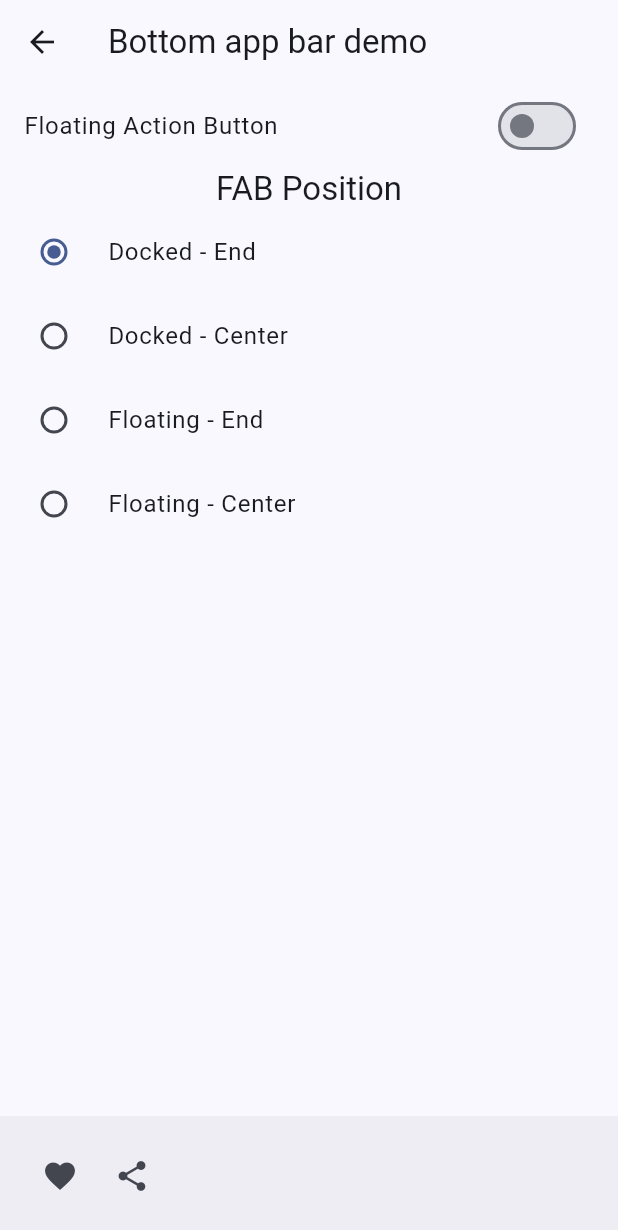
After one commit to VrushankBardolia/material3_widgets, a Flutter app: the BottomBarDemo screen opened directly, on a phone screen of 412 x 824 dp. The commit adds this screen. Shown: the top 1230 px of the screen. Run offline on Flutter 3.47's test engine with Material 2 defaults, Android fonts, the phone set to English and light mode, and no system bars.

Commit message:
Bottom app bar widget gets separate screen

```diff
--- a/lib/home.dart
+++ b/lib/home.dart
@@ -1,6 +1,7 @@
 import 'package:flutter/material.dart';
-import 'package:m3_widgets/screens/selection.dart';
-import 'package:m3_widgets/screens/textInput.dart';
+
+import '../screens/selection.dart';
+import '../screens/textInput.dart';
 import '../screens/buttons.dart';
 import '../screens/communication.dart';
 import '../screens/containment.dart';
--- /dev/null
+++ b/lib/widgets/bottombar.dart
@@ -0,0 +1,87 @@
+import 'package:flutter/material.dart';
+
+class BottomBarDemo extends StatefulWidget {
+  const BottomBarDemo({super.key});
+
+  @override
+  State<BottomBarDemo> createState() => _BottomBarDemoState();
+}
+
+class _BottomBarDemoState extends State<BottomBarDemo> {
+  bool fab = false;
+  FloatingActionButtonLocation FABLocation = FloatingActionButtonLocation.endDocked;
+
+  void onFabLocationChanged(FloatingActionButtonLocation? value) {
+    setState(() {
+      FABLocation = value ?? FloatingActionButtonLocation.endDocked;
+    });
+  }
+
+  static final List centerLocations =[
+    FloatingActionButtonLocation.centerDocked,
+    FloatingActionButtonLocation.centerFloat,
+  ];
+
+  @override
+  Widget build(BuildContext context) {
+    return Scaffold(
+      bottomNavigationBar: BottomAppBar(
+        child: Row(
+          children: [
+            IconButton(onPressed: (){},icon: Icon(Icons.favorite)),
+            if(centerLocations.contains(FABLocation))const Spacer(),
+            IconButton(onPressed: (){},icon: Icon(Icons.share)),
+          ],
+        ),
+      ),
+      floatingActionButton: fab
+          ? FloatingActionButton(
+              onPressed: (){},
+              child: Icon(Icons.add),
+            )
+          : null,
+      floatingActionButtonLocation:FABLocation,
+      appBar: AppBar(
+        title: Text('Bottom app bar demo'),
+      ),
+      body: Column(
+        children: [
+          SwitchListTile(
+            title: const Text('Floating Action Button'),
+            value: fab,
+            onChanged:(bool value) {
+              setState(() {
+                fab = value;
+              });
+            }
+          ),
+          Text('FAB Position',style: Theme.of(context).textTheme.titleLarge,),
+          RadioListTile<FloatingActionButtonLocation>(
+            title: const Text('Docked - End'),
+            value: FloatingActionButtonLocation.endDocked,
+            groupValue: FABLocation,
+            onChanged: onFabLocationChanged,
+          ),
+          RadioListTile<FloatingActionButtonLocation>(
+            title: const Text('Docked - Center'),
+            value: FloatingActionButtonLocation.centerDocked,
+            groupValue: FABLocation,
+            onChanged: onFabLocationChanged,
+          ),
+          RadioListTile<FloatingActionButtonLocation>(
+            title: const Text('Floating - End'),
+            value: FloatingActionButtonLocation.endFloat,
+            groupValue: FABLocation,
+            onChanged: onFabLocationChanged,
+          ),
+          RadioListTile(
+            title: const Text('Floating - Center'),
+            value: FloatingActionButtonLocation.centerFloat,
+            groupValue: FABLocation,
+            onChanged: onFabLocationChanged,
+          ),
+        ],
+      ),
+    );
+  }
+}
```
